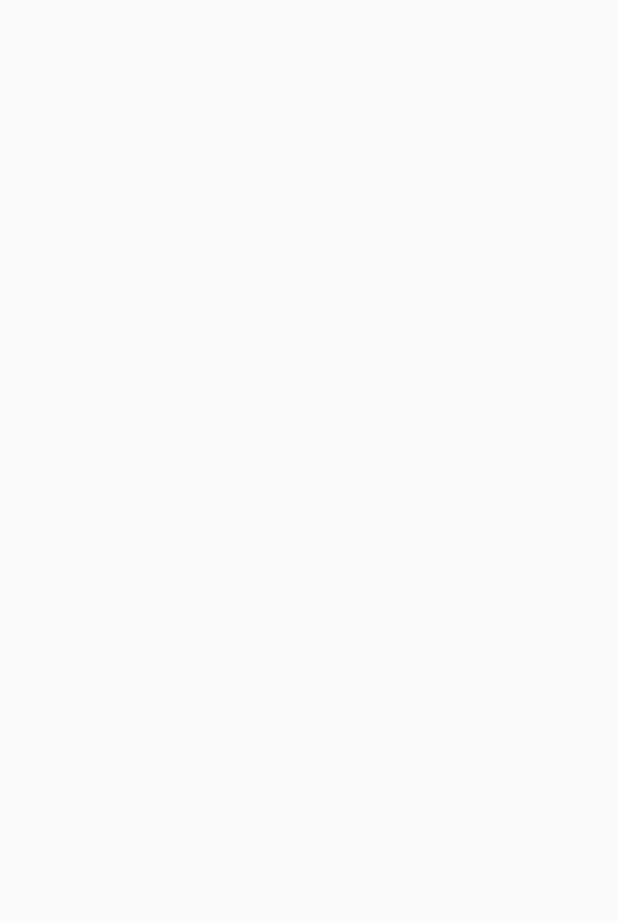
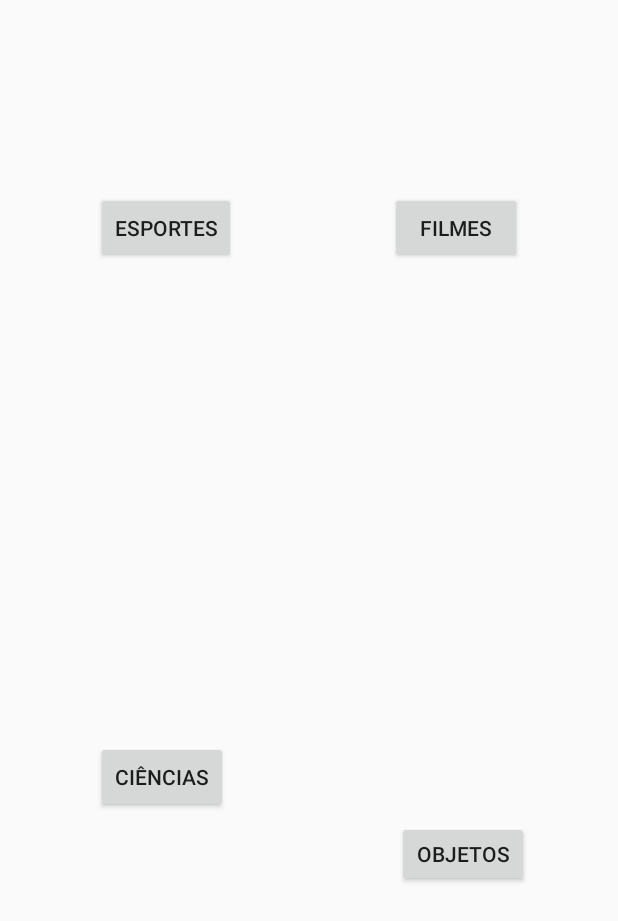
Before and after one commit to jpbp/Forca, an Android app: the TemaActivity screen opened directly, with no data from a screen before it, on a phone screen of 412 x 824 dp. Before the commit the part shown is empty. Shown: the top 921 px of the screen. Run offline under Robolectric (Android 15) with nearby library versions, the phone set to English and light mode, and no system bars.

Commit message:
Adicionado classe Tema e temaActivity

```diff
--- a/app/src/main/java/com/example/jp/forca/TemaActivity.java
+++ b/app/src/main/java/com/example/jp/forca/TemaActivity.java
@@ -3,12 +3,34 @@ package com.example.jp.forca;
 import android.app.Activity;
 import android.support.v7.app.AppCompatActivity;
 import android.os.Bundle;
+import android.view.View;
+import android.widget.Button;
 
 public class TemaActivity extends Activity {
+    private Button btnEsportes;
+    private Button btnFilmes;
+    private Button btnCiencias;
+    private Button btnObjetos;
 
     @Override
     protected void onCreate(Bundle savedInstanceState) {
         super.onCreate(savedInstanceState);
         setContentView(R.layout.activity_tema);
+
+        btnEsportes = findViewById(R.id.buttonEsportes);
+        btnFilmes = findViewById(R.id.buttonFilmes);
+        btnCiencias = findViewById(R.id.buttonCiencias);
+        btnObjetos = findViewById(R.id.buttonObjetos);
+
+
+        btnEsportes.setOnClickListener(new View.OnClickListener() {
+            @Override
+            public void onClick(View v) {
+
+            }
+        });
     }
+
+
+
 }
--- a/app/src/main/res/layout/activity_tema.xml
+++ b/app/src/main/res/layout/activity_tema.xml
@@ -6,4 +6,55 @@
     android:layout_height="match_parent"
     tools:context=".TemaActivity">
 
+    <Button
+        android:id="@+id/buttonEsportes"
+        android:layout_width="wrap_content"
+        android:layout_height="wrap_content"
+        android:layout_marginStart="64dp"
+        android:layout_marginTop="128dp"
+        android:text="Esportes"
+        app:layout_constraintStart_toStartOf="parent"
+        app:layout_constraintTop_toTopOf="parent" />
+
+    <Button
+        android:id="@+id/buttonFilmes"
+        android:layout_width="wrap_content"
+        android:layout_height="wrap_content"
+        android:layout_marginStart="8dp"
+        android:layout_marginTop="128dp"
+        android:layout_marginEnd="8dp"
+        android:text="filmes"
+        app:layout_constraintEnd_toEndOf="parent"
+        app:layout_constraintHorizontal_bias="0.63"
+        app:layout_constraintStart_toEndOf="@+id/buttonEsportes"
+        app:layout_constraintTop_toTopOf="parent" />
+
+    <Button
+        android:id="@+id/buttonCiencias"
+        android:layout_width="wrap_content"
+        android:layout_height="wrap_content"
+        android:layout_marginStart="64dp"
+        android:layout_marginTop="8dp"
+        android:layout_marginBottom="8dp"
+        android:text="Ciências"
+        app:layout_constraintBottom_toBottomOf="parent"
+        app:layout_constraintStart_toStartOf="parent"
+        app:layout_constraintTop_toBottomOf="@+id/buttonEsportes"
+        app:layout_constraintVertical_bias="0.531" />
+
+    <Button
+        android:id="@+id/buttonObjetos"
+        android:layout_width="wrap_content"
+        android:layout_height="44dp"
+        android:layout_marginStart="8dp"
+        android:layout_marginTop="8dp"
+        android:layout_marginEnd="8dp"
+        android:layout_marginBottom="68dp"
+        android:text="Objetos"
+        app:layout_constraintBottom_toBottomOf="parent"
+        app:layout_constraintEnd_toEndOf="parent"
+        app:layout_constraintHorizontal_bias="0.673"
+        app:layout_constraintStart_toEndOf="@+id/buttonCiencias"
+        app:layout_constraintTop_toBottomOf="@+id/buttonFilmes"
+        app:layout_constraintVertical_bias="0.688" />
 </android.support.constraint.ConstraintLayout>
```
Also changed, not shown: app/src/main/java/com/example/jp/forca/InicioActivity.java (+40 -1 lines), app/src/main/java/com/example/jp/forca/Temas.java (added, +18 -0 lines), app/src/main/res/layout/activity_inicio.xml (+37 -4 lines).
